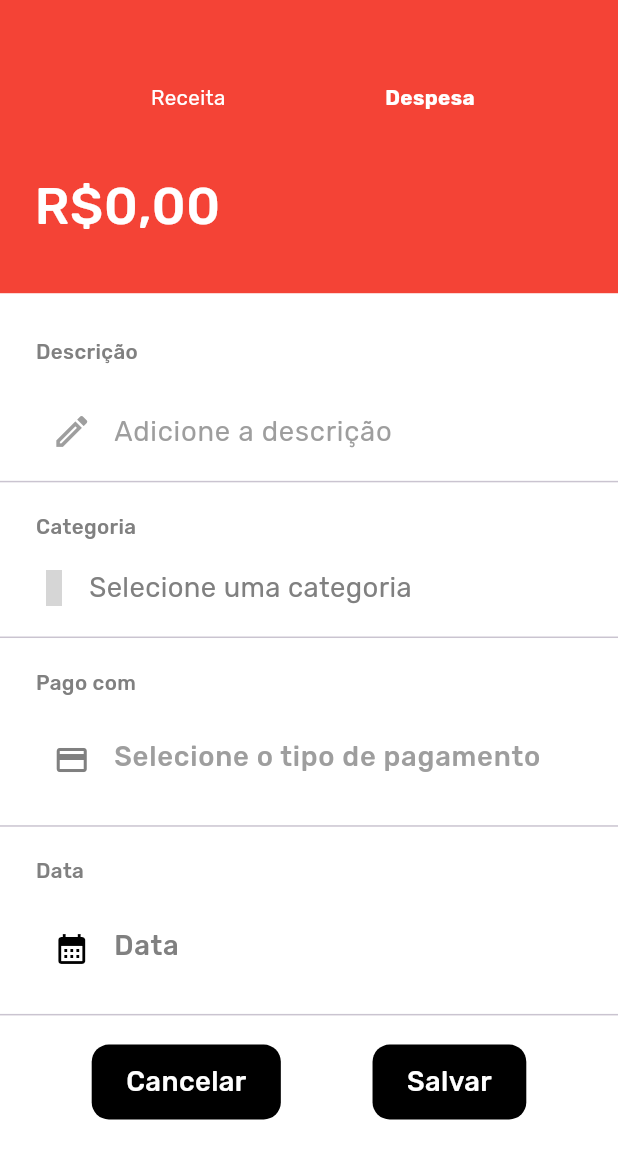
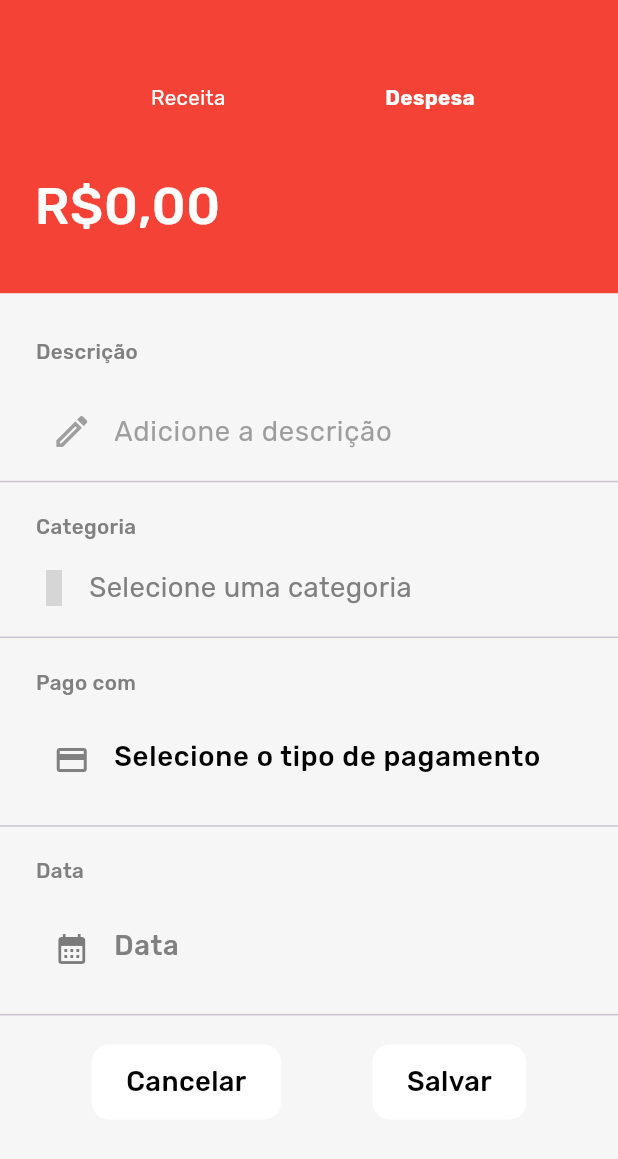
Before and after one commit to marianaoliveira1/Organizamais, a Flutter app: the TransactionPage screen opened by its route, on a phone screen of 412 x 824 dp. Shown: the top 1159 px of the screen. Run offline on Flutter 3.47's test engine with Material 3 defaults, Android fonts, the light colour scheme and no system bars; our stand-ins replace cloud_firestore, firebase_auth, firebase_core, fl_chart, flutter_screenutil, get and 3 more; accounts and stored records are empty; grey boxes are pictures that could not be loaded.

Commit message:
acho q foi

```diff
--- a/lib/page/initial/pages/fixed_accotuns_page.dart
+++ b/lib/page/initial/pages/fixed_accotuns_page.dart
@@ -159,7 +159,7 @@ class _FixedAccotunsPageState extends State<FixedAccotunsPage> {
                       }
                     },
                     style: ElevatedButton.styleFrom(
-                      backgroundColor: DefaultColors.black,
+                      backgroundColor: theme.primaryColor,
                       padding: EdgeInsets.all(15.h),
                       shape: RoundedRectangleBorder(
                         borderRadius: BorderRadius.circular(12.r),
@@ -168,7 +168,7 @@ class _FixedAccotunsPageState extends State<FixedAccotunsPage> {
                     child: Text(
                       "Salvar",
                       style: TextStyle(
-                        color: DefaultColors.white,
+                        color: theme.cardColor,
                         fontSize: 14.sp,
                       ),
                     ),
--- a/lib/page/transaction/transaction_page.dart
+++ b/lib/page/transaction/transaction_page.dart
@@ -119,8 +119,10 @@ class _TransactionPageState extends State<TransactionPage> {
     _getTypeColor(_selectedType);
     Get.put(TransactionController());
 
+    final theme = Theme.of(context);
+
     return Scaffold(
-      backgroundColor: DefaultColors.white,
+      backgroundColor: theme.scaffoldBackgroundColor,
       body: SingleChildScrollView(
         child: Column(
           crossAxisAlignment: CrossAxisAlignment.start,
@@ -156,7 +158,7 @@ class _TransactionPageState extends State<TransactionPage> {
                       ),
                     ),
                     style: TextStyle(
-                      color: DefaultColors.white,
+                      color: theme.primaryColor,
                       fontSize: 30.sp,
                       fontWeight: FontWeight.bold,
                     ),
@@ -248,7 +250,7 @@ class _TransactionPageState extends State<TransactionPage> {
                     readOnly: true,
                     style: TextStyle(
                       fontSize: 16.sp,
-                      color: DefaultColors.black,
+                      color: theme.primaryColor.withOpacity(.5),
                       fontWeight: FontWeight.w500,
                     ),
                     decoration: InputDecoration(
@@ -260,7 +262,7 @@ class _TransactionPageState extends State<TransactionPage> {
                       ),
                       prefixIcon: Icon(
                         Icons.calendar_month,
-                        color: DefaultColors.black,
+                        color: theme.primaryColor.withOpacity(.5),
                       ),
                       border: InputBorder.none,
                     ),
@@ -317,14 +319,14 @@ class _TransactionPageState extends State<TransactionPage> {
                   child: Container(
                     padding: EdgeInsets.symmetric(horizontal: 20.w, vertical: 10.h),
                     decoration: BoxDecoration(
-                      color: DefaultColors.black,
+                      color: theme.cardColor,
                       borderRadius: BorderRadius.circular(10.r),
                     ),
                     child: Center(
                       child: Text(
                         "Salvar",
                         style: TextStyle(
-                          color: DefaultColors.white,
+                          color: theme.primaryColor,
                           fontSize: 16.sp,
                           fontWeight: FontWeight.w500,
                         ),
--- a/lib/page/transaction/widget/button_back.dart
+++ b/lib/page/transaction/widget/button_back.dart
@@ -1,8 +1,6 @@
 import 'package:flutter/material.dart';
 import 'package:flutter_screenutil/flutter_screenutil.dart';
 import 'package:get/get.dart';
-
-import 'package:organizamais/utils/color.dart';
 
 class ButtonBackTransaction extends StatelessWidget {
   const ButtonBackTransaction({
@@ -11,6 +9,8 @@ class ButtonBackTransaction extends StatelessWidget {
 
   @override
   Widget build(BuildContext context) {
+    final theme = Theme.of(context);
+
     return InkWell(
       onTap: () {
         Get.back();
@@ -18,14 +18,14 @@ class ButtonBackTransaction extends StatelessWidget {
       child: Container(
         padding: EdgeInsets.symmetric(horizontal: 20.w, vertical: 10.h),
         decoration: BoxDecoration(
-          color: DefaultColors.black,
+          color: theme.cardColor,
           borderRadius: BorderRadius.circular(10.r),
         ),
         child: Center(
           child: Text(
             "Cancelar",
             style: TextStyle(
-              color: DefaultColors.white,
+              color: theme.primaryColor,
               fontSize: 16.sp,
               fontWeight: FontWeight.w500,
             ),
--- a/lib/page/transaction/widget/textifield_description.dart
+++ b/lib/page/transaction/widget/textifield_description.dart
@@ -11,6 +11,8 @@ class TextFieldDescriptionTransaction extends StatelessWidget {
 
   @override
   Widget build(BuildContext context) {
+    final theme = Theme.of(context);
+
     return TextField(
       controller: titleController,
       decoration: InputDecoration(
@@ -29,7 +31,7 @@ class TextFieldDescriptionTransaction extends StatelessWidget {
       ),
       style: TextStyle(
         fontSize: 16.sp,
-        color: Colors.black87,
+        color: theme.primaryColor,
       ),
     );
   }
```
Also changed, not shown: lib/page/transaction/widget/payment_type.dart (+77 -69 lines).
